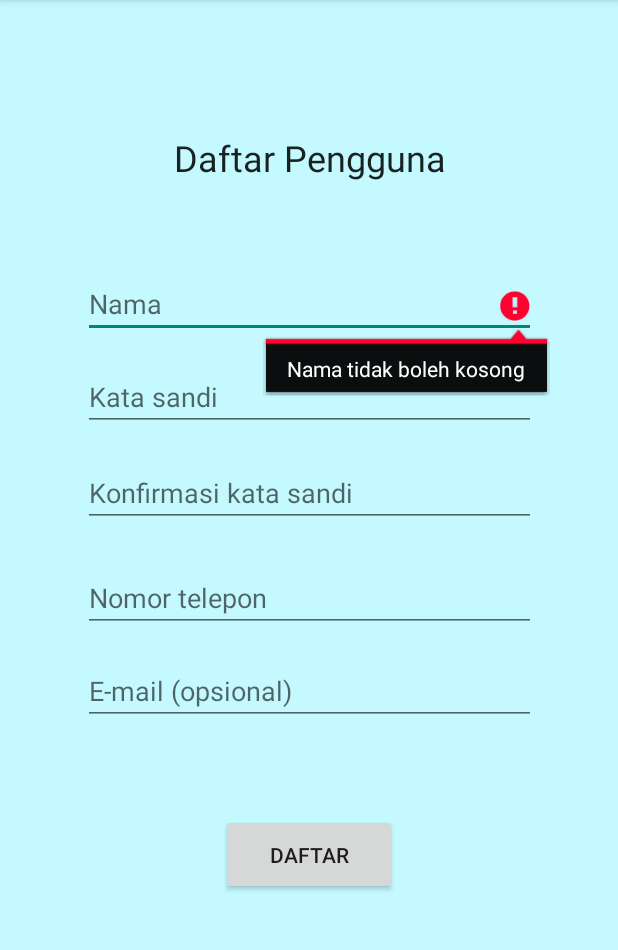
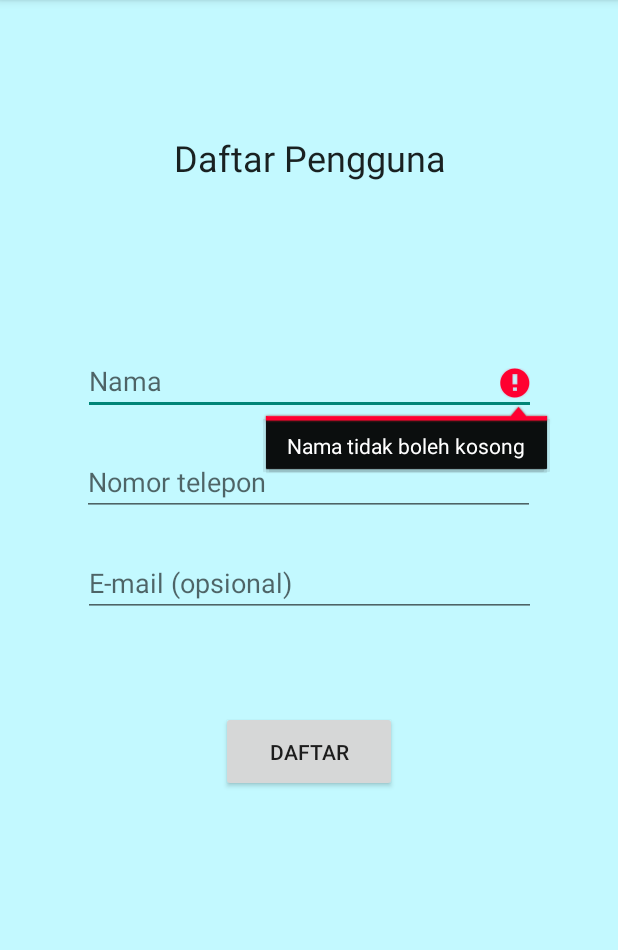
Before and after one commit to nakanaori/hackathon_RVJTeam, an Android app: the RegisterActivity screen opened directly, with no data from a screen before it, after a tap on "DAFTAR", on a phone screen of 412 x 824 dp, the part 84-1034 px from its top. Run offline under Robolectric (Android 15) with nearby library versions, the phone set to English and light mode, and no system bars.

Commit message:
edit dodo

```diff
--- a/app/src/main/java/com/u_binusportal/activity/entriesActivities/entries/RegisterActivity.java
+++ b/app/src/main/java/com/u_binusportal/activity/entriesActivities/entries/RegisterActivity.java
@@ -22,8 +22,6 @@ import java.util.ArrayList;
 
 public class RegisterActivity extends AppCompatActivity {
     private EditText NameField;
-    private EditText PasswordField;
-    private EditText ConfirmPasswordField;
     private EditText PhoneNumberField;
     private EditText EmailField;
 
@@ -38,11 +36,8 @@ public class RegisterActivity extends AppCompatActivity {
         setContentView(R.layout.activity_daftar_user);
 
         NameField = findViewById(R.id.input_nama_daftar_user);
-        PasswordField = findViewById(R.id.input_password_daftar_user);
-        ConfirmPasswordField = findViewById(R.id.input_konfirmasi_password_daftar_user);
         PhoneNumberField = findViewById(R.id.input_phone_number_daftar_user);
         EmailField = findViewById(R.id.input_email_daftar_user);
-
         RegisterButton = findViewById(R.id.button_daftar_user);
 
         Progress = new ProgressDialog(this);
@@ -58,8 +53,6 @@ public class RegisterActivity extends AppCompatActivity {
 
     private void startRegisterUser() {
         String email = EmailField.getText().toString().trim();
-        String password = PasswordField.getText().toString().trim();
-        String confirm = ConfirmPasswordField.getText().toString().trim();
         String name = NameField.getText().toString().trim();
         String phonenumber = PhoneNumberField.getText().toString().trim();
 
@@ -71,14 +64,6 @@ public class RegisterActivity extends AppCompatActivity {
             NameField.requestFocus();
             NameField.setError("Nama tidak boleh lebih dari 50 karakter");
 
-        } else if (TextUtils.isEmpty(password)) {
-            PasswordField.requestFocus();
-            PasswordField.setError("Kata sandi tidak boleh kosong");
-
-        } else if (TextUtils.isEmpty(confirm)) {
-            ConfirmPasswordField.requestFocus();
-            ConfirmPasswordField.setError("Kata sandi tidak boleh kosong");
-
         } else if (TextUtils.isEmpty(phonenumber)) {
             PhoneNumberField.requestFocus();
             PhoneNumberField.setError("Nomor telepon tidak boleh kosong");
@@ -88,15 +73,9 @@ public class RegisterActivity extends AppCompatActivity {
             PhoneNumberField.setError("Nomor telepon harus diantara 11-13 digit");
         } else {
 
-            if (!password.equals(confirm)) { // Password and confirm aren't equal
-                // Set the error message
-                ConfirmPasswordField.requestFocus();
-                ConfirmPasswordField.setError("Kata sandi tidak sesuai");
-            } else {
-
 //                Progress.setMessage("Signing up ...");
 //                Progress.show();
-                User newUser = new User(name,password,email,phonenumber,null);
+                User newUser = new User(name,email,phonenumber,null);
                 DatabaseTest.addUser(newUser);
 //                Progress.dismiss();
                 Toast.makeText(RegisterActivity.this,"Register Success", Toast.LENGTH_LONG).show();
@@ -105,7 +84,4 @@ public class RegisterActivity extends AppCompatActivity {
             }
 
         }
-
-
-    }
 }
--- a/app/src/main/res/layout/activity_daftar_user.xml
+++ b/app/src/main/res/layout/activity_daftar_user.xml
@@ -6,25 +6,6 @@
     android:layout_height="match_parent"
     android:background="@color/cyan">
 
-    <EditText
-        android:id="@+id/input_konfirmasi_password_daftar_user"
-        android:layout_width="302dp"
-        android:layout_height="42dp"
-        android:layout_marginStart="20dp"
-        android:layout_marginLeft="20dp"
-        android:layout_marginTop="20dp"
-        android:layout_marginEnd="20dp"
-        android:layout_marginRight="20dp"
-        android:layout_marginBottom="330dp"
-        android:ems="10"
-        android:hint="Konfirmasi kata sandi"
-        android:inputType="textPassword"
-        app:layout_constraintBottom_toBottomOf="parent"
-        app:layout_constraintEnd_toEndOf="parent"
-        app:layout_constraintHorizontal_bias="0.507"
-        app:layout_constraintStart_toStartOf="parent"
-        app:layout_constraintTop_toBottomOf="@+id/input_nama_daftar_user"
-        app:layout_constraintVertical_bias="0.425" />
 
     <TextView
         android:id="@+id/textView2"
@@ -46,6 +27,7 @@
         app:layout_constraintTop_toTopOf="parent"
         android:layout_gravity="center_horizontal" />
 
+
     <EditText
         android:id="@+id/input_nama_daftar_user"
         android:layout_width="302dp"
@@ -55,34 +37,15 @@
         android:layout_marginTop="51dp"
         android:layout_marginEnd="20dp"
         android:layout_marginRight="20dp"
-        android:layout_marginBottom="532dp"
-        android:ems="10"
+        android:layout_marginBottom="450dp"
         android:hint="Nama"
         android:inputType="textPersonName"
         app:layout_constraintBottom_toBottomOf="parent"
         app:layout_constraintEnd_toEndOf="parent"
-        app:layout_constraintStart_toStartOf="parent"
-        app:layout_constraintTop_toBottomOf="@+id/textView2" />
-
-    <EditText
-        android:id="@+id/input_password_daftar_user"
-        android:layout_width="302dp"
-        android:layout_height="42dp"
-        android:layout_marginStart="20dp"
-        android:layout_marginLeft="20dp"
-        android:layout_marginTop="20dp"
-        android:layout_marginEnd="20dp"
-        android:layout_marginRight="20dp"
-        android:layout_marginBottom="456dp"
-        android:ems="10"
-        android:hint="Kata sandi"
-        android:inputType="textPassword"
-        app:layout_constraintBottom_toBottomOf="parent"
-        app:layout_constraintEnd_toEndOf="parent"
         app:layout_constraintHorizontal_bias="0.507"
         app:layout_constraintStart_toStartOf="parent"
-        app:layout_constraintTop_toBottomOf="@+id/input_nama_daftar_user"
-        app:layout_constraintVertical_bias="0.0" />
+        app:layout_constraintTop_toBottomOf="@+id/textView2"
+        app:layout_constraintVertical_bias="0.6" />
 
     <EditText
         android:id="@+id/input_phone_number_daftar_user"
@@ -90,19 +53,19 @@
         android:layout_height="42dp"
         android:layout_marginStart="20dp"
         android:layout_marginLeft="20dp"
-        android:layout_marginTop="20dp"
+        android:layout_marginTop="25dp"
         android:layout_marginEnd="20dp"
         android:layout_marginRight="20dp"
-        android:layout_marginBottom="330dp"
+        android:layout_marginBottom="424dp"
+        android:digits="0123456789"
         android:ems="10"
         android:hint="Nomor telepon"
         android:inputType="phone"
-        android:digits="0123456789"
         app:layout_constraintBottom_toBottomOf="parent"
         app:layout_constraintEnd_toEndOf="parent"
-        app:layout_constraintHorizontal_bias="0.507"
+        app:layout_constraintHorizontal_bias="0.492"
         app:layout_constraintStart_toStartOf="parent"
-        app:layout_constraintTop_toBottomOf="@+id/input_password_daftar_user"
+        app:layout_constraintTop_toBottomOf="@id/input_nama_daftar_user"
         app:layout_constraintVertical_bias="0.81" />
 
     <EditText
@@ -111,7 +74,7 @@
         android:layout_height="42dp"
         android:layout_marginStart="20dp"
         android:layout_marginLeft="20dp"
-        android:layout_marginTop="20dp"
+        android:layout_marginTop="25dp"
         android:layout_marginEnd="20dp"
         android:layout_marginRight="20dp"
         android:layout_marginBottom="264dp"
@@ -138,6 +101,8 @@
         android:text="Daftar"
         app:layout_constraintBottom_toBottomOf="parent"
         app:layout_constraintEnd_toEndOf="parent"
+        app:layout_constraintHorizontal_bias="0.0"
         app:layout_constraintStart_toStartOf="parent"
-        app:layout_constraintTop_toBottomOf="@+id/input_email_daftar_user" />
+        app:layout_constraintTop_toBottomOf="@+id/input_email_daftar_user"
+        app:layout_constraintVertical_bias="0.137" />
 </androidx.constraintlayout.widget.ConstraintLayout>
```
Also changed, not shown: app/src/main/java/com/u_binusportal/activity/entriesActivities/entries/LoginActivity.java (+6 -12 lines), app/src/main/java/com/u_binusportal/component/User.java (+1 -11 lines), app/src/main/java/com/u_binusportal/forTesting/DatabaseTest.java (+6 -6 lines), app/src/main/res/layout/activity_login.xml (+7 -24 lines).
